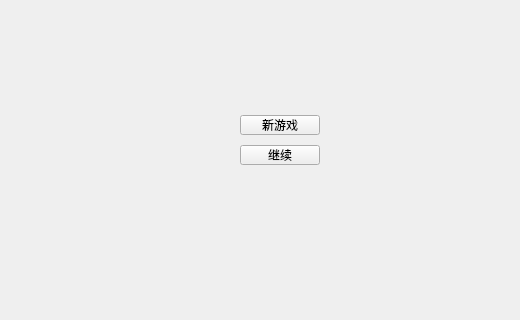
han233/GameGobang, file mainwindow.ui: the form before one commit; both pictures show x 0 to 520 and y 105 to 425 of the 800 by 600 pixel window.
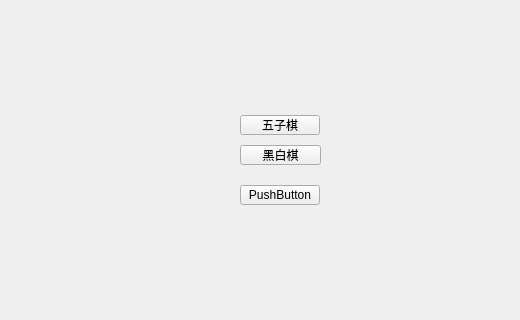
The form after the commit.

The edit to the form file:
```diff
--- a/mainwindow.ui
+++ b/mainwindow.ui
@@ -24,7 +24,7 @@
      </rect>
     </property>
     <property name="text">
-     <string>新游戏</string>
+     <string>五子棋</string>
     </property>
    </widget>
    <widget class="QPushButton" name="Button_Continue">
@@ -32,12 +32,25 @@
      <rect>
       <x>240</x>
       <y>250</y>
+      <width>81</width>
+      <height>20</height>
+     </rect>
+    </property>
+    <property name="text">
+     <string>黑白棋</string>
+    </property>
+   </widget>
+   <widget class="QPushButton" name="pushButton">
+    <property name="geometry">
+     <rect>
+      <x>240</x>
+      <y>290</y>
       <width>80</width>
       <height>20</height>
      </rect>
     </property>
     <property name="text">
-     <string>继续</string>
+     <string>PushButton</string>
     </property>
    </widget>
   </widget>
```
Left out of the diff: 4 changed lines with no effect on the pictures.
